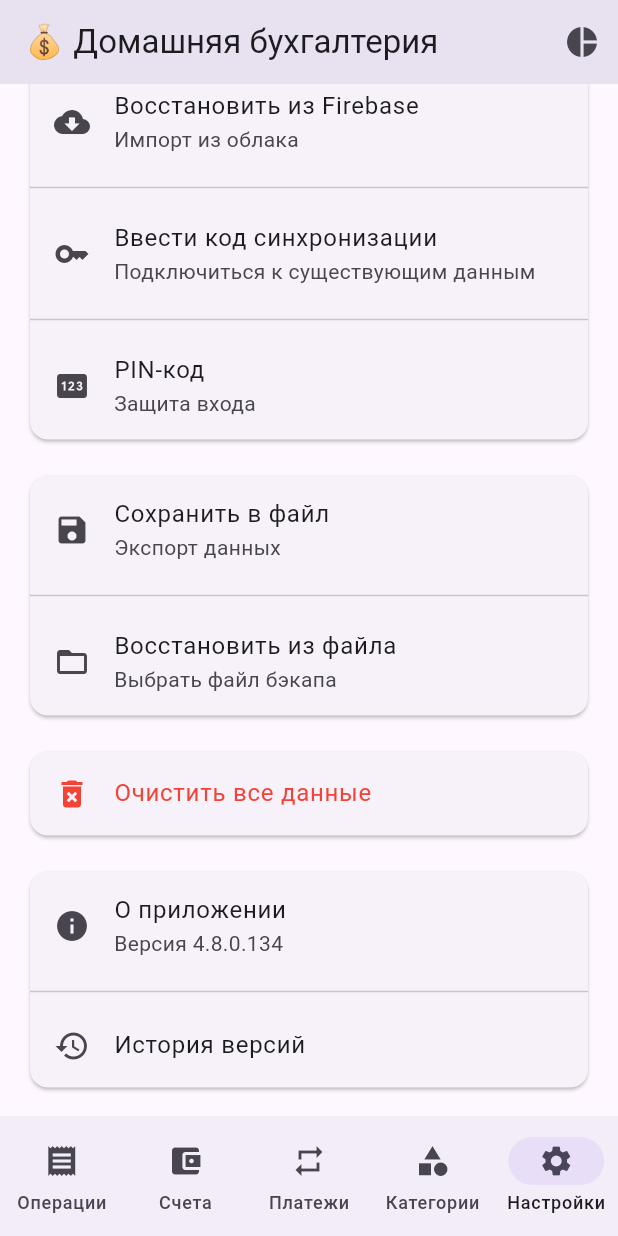
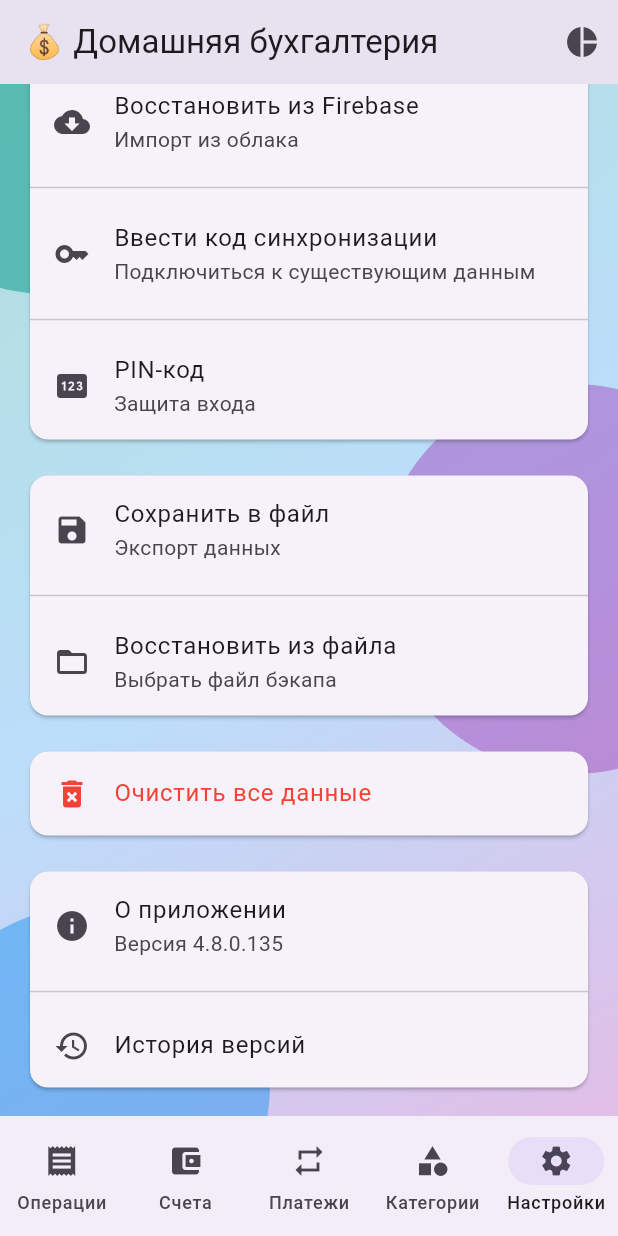
Before and after one commit to ak3301389/monkeybudget, a Flutter app: the screen it shows after launch, item 5 of the bottom bar chosen, scrolled down 433 dp, on a phone screen of 412 x 824 dp. Run offline on Flutter 3.47's test engine with Material 3 defaults, Android fonts, the phone set to English and light mode, and no system bars; our stand-ins replace cloud_firestore, dio, firebase_auth, firebase_core, flutter_local_notifications, google_sign_in and 3 more; missing offline and left inert: file_selector, mobile_scanner; accounts and stored records are empty; network calls fail; key blocks and very long unbroken strings in the code were emptied for the run.

Commit message:
v4.8.0+135 - Фон экрана на всех вкладках

```diff
--- a/lib/screens/home_screen.dart
+++ b/lib/screens/home_screen.dart
@@ -469,7 +469,57 @@ class _HomeScreenState extends State<HomeScreen> {
           ),
         ],
       ),
-      body: currentView == 0
+      body: Container(
+        decoration: BoxDecoration(
+          gradient: LinearGradient(
+            begin: Alignment.topLeft,
+            end: Alignment.bottomRight,
+            colors: [
+              Colors.teal.shade100,
+              Colors.blue.shade100,
+              Colors.purple.shade100,
+            ],
+          ),
+        ),
+        child: Stack(
+          children: [
+            Positioned(
+              top: -80,
+              left: -80,
+              child: Container(
+                width: 220,
+                height: 220,
+                decoration: BoxDecoration(
+                  shape: BoxShape.circle,
+                  color: Colors.teal.withOpacity(0.5),
+                ),
+              ),
+            ),
+            Positioned(
+              top: 200,
+              right: -100,
+              child: Container(
+                width: 260,
+                height: 260,
+                decoration: BoxDecoration(
+                  shape: BoxShape.circle,
+                  color: Colors.purple.withOpacity(0.4),
+                ),
+              ),
+            ),
+            Positioned(
+              bottom: -100,
+              left: -60,
+              child: Container(
+                width: 240,
+                height: 240,
+                decoration: BoxDecoration(
+                  shape: BoxShape.circle,
+                  color: Colors.blue.withOpacity(0.5),
+                ),
+              ),
+            ),
+            currentView == 0
                 ? TransactionsScreen(
                     transactions: transactions,
                     accounts: accounts,
@@ -524,14 +574,18 @@ class _HomeScreenState extends State<HomeScreen> {
                                 onDeleteExpenseCategory: _deleteExpenseCategory,
                                 onDeleteIncomeCategory: _deleteIncomeCategory,
                                 onAddTransferCategory: _addTransferCategory,
-                          onDeleteTransferCategory: _deleteTransferCategory,
-                          onAddTransferSubCategory: _addTransferSubCategory,
+                                onDeleteTransferCategory:
+                                    _deleteTransferCategory,
+                                onAddTransferSubCategory:
+                                    _addTransferSubCategory,
                                 onDeleteTransferSubCategory:
                                     _deleteTransferSubCategory,
                                 onAddExpenseSubCategory: _addExpenseSubCategory,
                                 onAddIncomeSubCategory: _addIncomeSubCategory,
-                          onDeleteExpenseSubCategory: _deleteExpenseSubCategory,
-                          onDeleteIncomeSubCategory: _deleteIncomeSubCategory,
+                                onDeleteExpenseSubCategory:
+                                    _deleteExpenseSubCategory,
+                                onDeleteIncomeSubCategory:
+                                    _deleteIncomeSubCategory,
                                 categoryIcons: categoryIcons,
                               )
                             : SettingsScreen(
@@ -544,6 +598,9 @@ class _HomeScreenState extends State<HomeScreen> {
                                 onNotificationsChanged: _changeNotifications,
                                 onDarkModeChanged: _changeDarkMode,
                                 onClearAll: _clearAll,
+                              ),
+          ],
+        ),
       ),
       bottomNavigationBar: NavigationBar(
         selectedIndex: currentView < 5 ? currentView : 0,
--- a/pubspec.yaml
+++ b/pubspec.yaml
@@ -3,7 +3,7 @@ description: Домашняя бухгалтерия
 
 publish_to: 'none'
 
-version: 4.8.0+134
+version: 4.8.0+135
 
 environment:
   sdk: '>=3.0.0 <4.0.0'
--- a/version_history.txt
+++ b/version_history.txt
@@ -106,3 +106,4 @@ v4.8.0.131 - мелкие визуальные исправления
 v4.8.0.132 - Улучшение визуального оформления экрана Счета
 v4.8.0.133 - Обновление оформления экрана Счета
 v4.8.0.134 - Балансы на экране Счета в одну строку
+v4.8.0.135 - Фон экрана на всех вкладках
```
Also changed, not shown: lib/screens/accounts_screen.dart (+8 -65 lines). Lines whose indentation alone changed are shown as unchanged.
